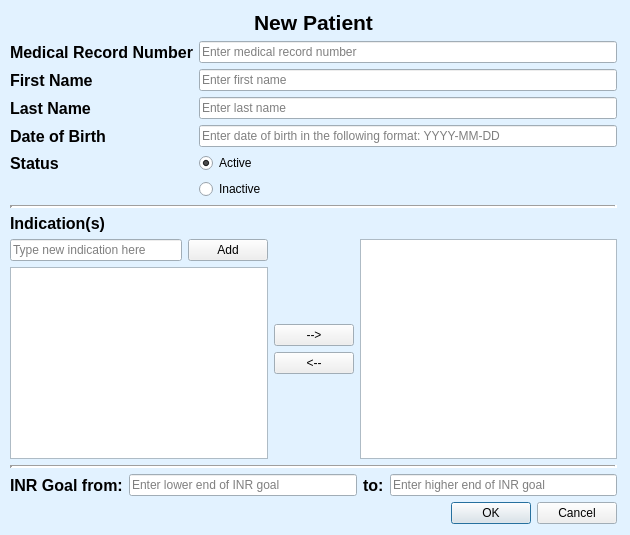
Qt form uic/newpatient.ui (xyang-github/INR_Tracker) before a commit.
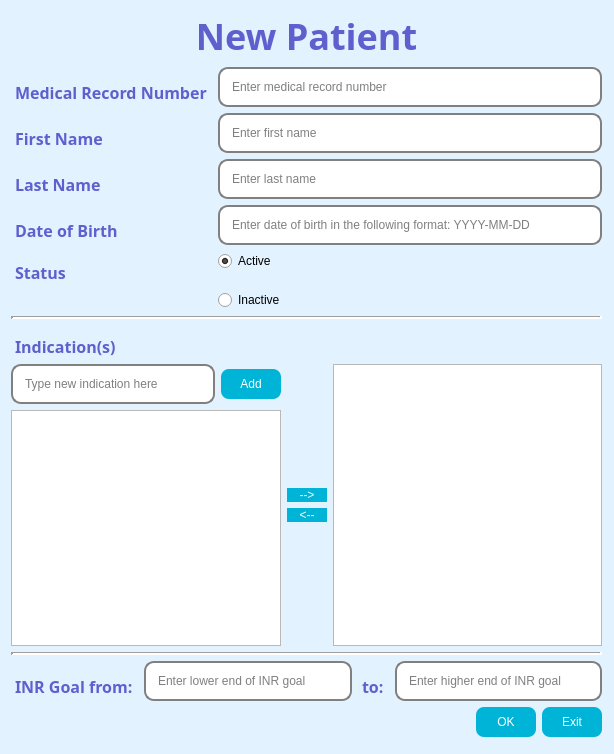
The same form after that commit. Icons and pictures are not drawn.

Commit message: updated new patient ui design

```diff
--- a/uic/newpatient.ui
+++ b/uic/newpatient.ui
@@ -6,8 +6,8 @@
    <rect>
     <x>0</x>
     <y>0</y>
-    <width>630</width>
-    <height>535</height>
+    <width>614</width>
+    <height>754</height>
    </rect>
   </property>
   <property name="palette">
@@ -77,13 +77,51 @@
   <property name="windowTitle">
    <string>Dialog</string>
   </property>
-  <widget class="QWidget" name="layoutWidget">
+  <property name="styleSheet">
+   <string notr="true">QPushButton {
+	background-color: #00b4d8;
+	color: white;
+	border-radius: 8px;
+	font-family: &quot;Readex Pro&quot;;
+	font: 12px;
+}
+
+QPushButton::hover{
+	border: 3px solid #0077b6;
+}
+
+QLineEdit {
+	border: 2px  solid gray;
+	border-radius: 10px;
+	padding: 10px;
+	font-family:  &quot;Readex Pro&quot;;
+	font: 12px;
+
+}
+
+QLabel {
+	color: #5E60CE;
+	font-family: &quot;Raleway&quot;;
+	font-size: 16px;
+	font-weight: bold;
+	margin-top: 10px;
+}
+
+QLabel#lblHeader {
+	font-family: &quot;Raleway&quot;;
+	font-size: 36px;	
+	font-weight: bold;
+	margin: 0;
+}
+</string>
+  </property>
+  <widget class="QWidget" name="">
    <property name="geometry">
     <rect>
-     <x>10</x>
-     <y>10</y>
-     <width>607</width>
-     <height>514</height>
+     <x>11</x>
+     <y>11</y>
+     <width>591</width>
+     <height>726</height>
     </rect>
    </property>
    <layout class="QVBoxLayout" name="lytMain">
@@ -91,7 +129,8 @@
      <widget class="QLabel" name="lblHeader">
       <property name="font">
        <font>
-        <pointsize>16</pointsize>
+        <family>Raleway</family>
+        <pointsize>-1</pointsize>
         <weight>75</weight>
         <bold>true</bold>
        </font>
@@ -113,7 +152,8 @@
        <widget class="QLabel" name="lblMRN">
         <property name="font">
          <font>
-          <pointsize>12</pointsize>
+          <family>Raleway</family>
+          <pointsize>-1</pointsize>
           <weight>75</weight>
           <bold>true</bold>
          </font>
@@ -125,6 +165,12 @@
       </item>
       <item row="0" column="1">
        <widget class="QLineEdit" name="ledMRN">
+        <property name="minimumSize">
+         <size>
+          <width>0</width>
+          <height>20</height>
+         </size>
+        </property>
         <property name="placeholderText">
          <string>Enter medical record number</string>
         </property>
@@ -134,7 +180,8 @@
        <widget class="QLabel" name="lblFirstName">
         <property name="font">
          <font>
-          <pointsize>12</pointsize>
+          <family>Raleway</family>
+          <pointsize>-1</pointsize>
           <weight>75</weight>
           <bold>true</bold>
          </font>
@@ -149,6 +196,12 @@
       </item>
       <item row="1" column="1">
        <widget class="QLineEdit" name="ledFirstName">
+        <property name="minimumSize">
+         <size>
+          <width>0</width>
+          <height>20</height>
+         </size>
+        </property>
         <property name="placeholderText">
          <string>Enter first name</string>
         </property>
@@ -158,7 +211,8 @@
        <widget class="QLabel" name="lblLastName">
         <property name="font">
          <font>
-          <pointsize>12</pointsize>
+          <family>Raleway</family>
+          <pointsize>-1</pointsize>
           <weight>75</weight>
           <bold>true</bold>
          </font>
@@ -170,6 +224,12 @@
       </item>
       <item row="2" column="1">
        <widget class="QLineEdit" name="ledLastName">
+        <property name="minimumSize">
+         <size>
+          <width>0</width>
+          <height>20</height>
+         </size>
+        </property>
         <property name="placeholderText">
          <string>Enter last name</string>
         </property>
@@ -179,7 +239,8 @@
        <widget class="QLabel" name="lblDOB">
         <property name="font">
          <font>
-          <pointsize>12</pointsize>
+          <family>Raleway</family>
+          <pointsize>-1</pointsize>
           <weight>75</weight>
           <bold>true</bold>
          </font>
@@ -191,6 +252,12 @@
       </item>
       <item row="3" column="1">
        <widget class="QLineEdit" name="ledDOB">
+        <property name="minimumSize">
+         <size>
+          <width>0</width>
+          <height>20</height>
+         </size>
+        </property>
         <property name="placeholderText">
          <string>Enter date of birth in the following format: YYYY-MM-DD</string>
         </property>
@@ -200,7 +267,8 @@
        <widget class="QLabel" name="lblStatus">
         <property name="font">
          <font>
-          <pointsize>12</pointsize>
+          <family>Raleway</family>
+          <pointsize>-1</pointsize>
           <weight>75</weight>
           <bold>true</bold>
          </font>
@@ -243,7 +311,8 @@
      <widget class="QLabel" name="lblIndications">
       <property name="font">
        <font>
-        <pointsize>12</pointsize>
+        <family>Raleway</family>
+        <pointsize>-1</pointsize>
         <weight>75</weight>
         <bold>true</bold>
        </font>
@@ -261,6 +330,12 @@
          <layout class="QHBoxLayout" name="lytIndicationAdd">
           <item>
            <widget class="QLineEdit" name="ledNewIndication">
+            <property name="minimumSize">
+             <size>
+              <width>0</width>
+              <height>40</height>
+             </size>
+            </property>
             <property name="placeholderText">
              <string>Type new indication here</string>
             </property>
@@ -268,6 +343,12 @@
           </item>
           <item>
            <widget class="QPushButton" name="btnNewIndication">
+            <property name="minimumSize">
+             <size>
+              <width>60</width>
+              <height>30</height>
+             </size>
+            </property>
             <property name="toolTip">
              <string>Add new indication to list of indications in the database</string>
             </property>
@@ -300,6 +381,12 @@
         </item>
         <item>
          <widget class="QPushButton" name="btnAddIndication">
+          <property name="minimumSize">
+           <size>
+            <width>40</width>
+            <height>0</height>
+           </size>
+          </property>
           <property name="toolTip">
            <string>Add indication to patient's profile</string>
           </property>
@@ -357,7 +444,8 @@
        <widget class="QLabel" name="lblGoalFrom">
         <property name="font">
          <font>
-          <pointsize>12</pointsize>
+          <family>Raleway</family>
+          <pointsize>-1</pointsize>
           <weight>75</weight>
           <bold>true</bold>
          </font>
@@ -375,6 +463,12 @@
           <verstretch>0</verstretch>
          </sizepolicy>
         </property>
+        <property name="minimumSize">
+         <size>
+          <width>0</width>
+          <height>20</height>
+         </size>
+        </property>
         <property name="placeholderText">
          <string>Enter lower end of INR goal</string>
         </property>
@@ -384,7 +478,8 @@
        <widget class="QLabel" name="lblGoalTo">
         <property name="font">
          <font>
-          <pointsize>12</pointsize>
+          <family>Raleway</family>
+          <pointsize>-1</pointsize>
           <weight>75</weight>
           <bold>true</bold>
          </font>
@@ -396,6 +491,12 @@
       </item>
       <item>
        <widget class="QLineEdit" name="ledGoalTo">
+        <property name="minimumSize">
+         <size>
+          <width>0</width>
+          <height>20</height>
+         </size>
+        </property>
         <property name="placeholderText">
          <string>Enter higher end of INR goal</string>
         </property>
@@ -404,17 +505,47 @@
      </layout>
     </item>
     <item>
-     <widget class="QDialogButtonBox" name="buttonBox">
-      <property name="layoutDirection">
-       <enum>Qt::LeftToRight</enum>
-      </property>
-      <property name="orientation">
-       <enum>Qt::Horizontal</enum>
-      </property>
-      <property name="standardButtons">
-       <set>QDialogButtonBox::Cancel|QDialogButtonBox::Ok</set>
-      </property>
-     </widget>
+     <layout class="QHBoxLayout" name="lytBottomButtons">
+      <item>
+       <spacer name="horizontalSpacer">
+        <property name="orientation">
+         <enum>Qt::Horizontal</enum>
+        </property>
+        <property name="sizeHint" stdset="0">
+         <size>
+          <width>40</width>
+          <height>20</height>
+         </size>
+        </property>
+       </spacer>
+      </item>
+      <item>
+       <widget class="QPushButton" name="btnOk">
+        <property name="minimumSize">
+         <size>
+          <width>60</width>
+          <height>30</height>
+         </size>
+        </property>
+        <property name="text">
+         <string>OK</string>
+        </property>
+       </widget>
+      </item>
+      <item>
+       <widget class="QPushButton" name="btnExit">
+        <property name="minimumSize">
+         <size>
+          <width>60</width>
+          <height>30</height>
+         </size>
+        </property>
+        <property name="text">
+         <string>Exit</string>
+        </property>
+       </widget>
+      </item>
+     </layout>
     </item>
    </layout>
   </widget>
```
Left out of the diff: 10 changed lines with no effect on the pictures. The commit also changes 1 other file.
